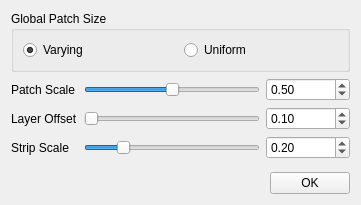
Above: forms/NeoWeavePanel.ui from TopModLab/Unfolding before the change. Below: the same form after it.
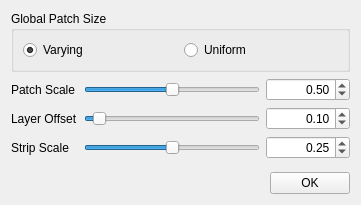
That is the form after the change.

```diff
--- a/forms/NeoWeavePanel.ui
+++ b/forms/NeoWeavePanel.ui
@@ -55,6 +55,21 @@
      </item>
      <item row="0" column="2">
       <widget class="QDoubleSpinBox" name="patchSizeSpinBox">
+       <property name="sizePolicy">
+        <sizepolicy hsizetype="Minimum" vsizetype="Fixed">
+         <horstretch>0</horstretch>
+         <verstretch>0</verstretch>
+        </sizepolicy>
+       </property>
+       <property name="minimumSize">
+        <size>
+         <width>0</width>
+         <height>0</height>
+        </size>
+       </property>
+       <property name="alignment">
+        <set>Qt::AlignRight|Qt::AlignTrailing|Qt::AlignVCenter</set>
+       </property>
        <property name="maximum">
         <double>1.000000000000000</double>
        </property>
@@ -87,6 +102,21 @@
      </item>
      <item row="1" column="2">
       <widget class="QDoubleSpinBox" name="layerOffsetSpinBox">
+       <property name="sizePolicy">
+        <sizepolicy hsizetype="Minimum" vsizetype="Fixed">
+         <horstretch>0</horstretch>
+         <verstretch>0</verstretch>
+        </sizepolicy>
+       </property>
+       <property name="minimumSize">
+        <size>
+         <width>0</width>
+         <height>0</height>
+        </size>
+       </property>
+       <property name="alignment">
+        <set>Qt::AlignRight|Qt::AlignTrailing|Qt::AlignVCenter</set>
+       </property>
        <property name="maximum">
         <double>99999999.000000000000000</double>
        </property>
@@ -115,7 +145,7 @@
      <item row="1" column="1">
       <widget class="QSlider" name="horizontalSlider">
        <property name="maximum">
-        <number>90000</number>
+        <number>200</number>
        </property>
        <property name="value">
         <number>10</number>
@@ -128,10 +158,13 @@
      <item row="2" column="1">
       <widget class="QSlider" name="horizontalSlider_2">
        <property name="maximum">
-        <number>100</number>
+        <number>50</number>
+       </property>
+       <property name="singleStep">
+        <number>1</number>
        </property>
        <property name="value">
-        <number>20</number>
+        <number>25</number>
        </property>
        <property name="orientation">
         <enum>Qt::Horizontal</enum>
@@ -140,14 +173,29 @@
      </item>
      <item row="2" column="2">
       <widget class="QDoubleSpinBox" name="stripScaleSpinBox">
+       <property name="sizePolicy">
+        <sizepolicy hsizetype="Minimum" vsizetype="Fixed">
+         <horstretch>0</horstretch>
+         <verstretch>0</verstretch>
+        </sizepolicy>
+       </property>
+       <property name="minimumSize">
+        <size>
+         <width>0</width>
+         <height>0</height>
+        </size>
+       </property>
+       <property name="alignment">
+        <set>Qt::AlignRight|Qt::AlignTrailing|Qt::AlignVCenter</set>
+       </property>
        <property name="maximum">
-        <double>1.000000000000000</double>
+        <double>0.500000000000000</double>
        </property>
        <property name="singleStep">
         <double>0.050000000000000</double>
        </property>
        <property name="value">
-        <double>0.200000000000000</double>
+        <double>0.250000000000000</double>
        </property>
       </widget>
      </item>
```
Left out of the diff: 4 changed lines with no effect on the pictures.
